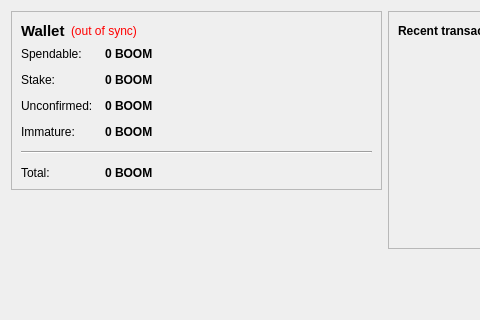
Old version of the form src/qt/forms/overviewpage.ui in the repository Neverhoodcoin/Neverhoodcoin-test; both pictures show x 0 to 480 and y 0 to 320 of the 770 by 487 pixel window.
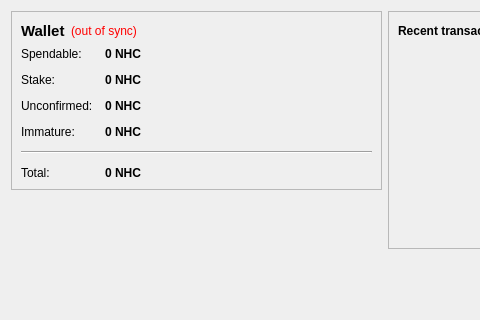
New version of the form. Icons and pictures are not drawn.

```diff
--- a/src/qt/forms/overviewpage.ui
+++ b/src/qt/forms/overviewpage.ui
@@ -105,7 +105,7 @@
              <string>Your current spendable balance</string>
             </property>
             <property name="text">
-             <string notr="true">0 BOOM</string>
+             <string notr="true">0 NHC</string>
             </property>
             <property name="textInteractionFlags">
              <set>Qt::LinksAccessibleByMouse|Qt::TextSelectableByKeyboard|Qt::TextSelectableByMouse</set>
@@ -134,7 +134,7 @@
              <string>Total of coins that was staked, and do not yet count toward the current balance</string>
             </property>
             <property name="text">
-             <string notr="true">0 BOOM</string>
+             <string notr="true">0 NHC</string>
             </property>
             <property name="textInteractionFlags">
              <set>Qt::LinksAccessibleByMouse|Qt::TextSelectableByKeyboard|Qt::TextSelectableByMouse</set>
@@ -163,7 +163,7 @@
              <string>Total of transactions that have yet to be confirmed, and do not yet count toward the current balance</string>
             </property>
             <property name="text">
-             <string notr="true">0 BOOM</string>
+             <string notr="true">0 NHC</string>
             </property>
             <property name="textInteractionFlags">
              <set>Qt::LinksAccessibleByMouse|Qt::TextSelectableByKeyboard|Qt::TextSelectableByMouse</set>
@@ -189,7 +189,7 @@
              <string>Mined balance that has not yet matured</string>
             </property>
             <property name="text">
-             <string notr="true">0 BOOM</string>
+             <string notr="true">0 NHC</string>
             </property>
             <property name="textInteractionFlags">
              <set>Qt::LinksAccessibleByMouse|Qt::TextSelectableByKeyboard|Qt::TextSelectableByMouse</set>
@@ -225,7 +225,7 @@
              <string>Your current total balance</string>
             </property>
             <property name="text">
-             <string notr="true">0 BOOM</string>
+             <string notr="true">0 NHC</string>
             </property>
             <property name="textInteractionFlags">
              <set>Qt::LinksAccessibleByMouse|Qt::TextSelectableByKeyboard|Qt::TextSelectableByMouse</set>
```
